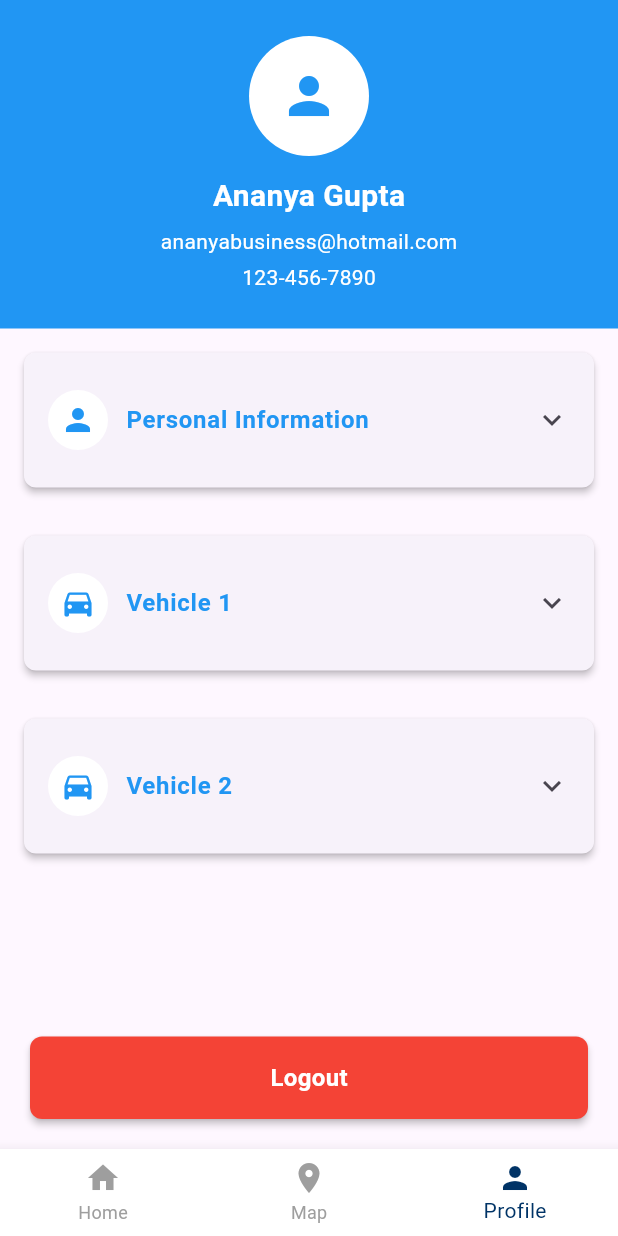
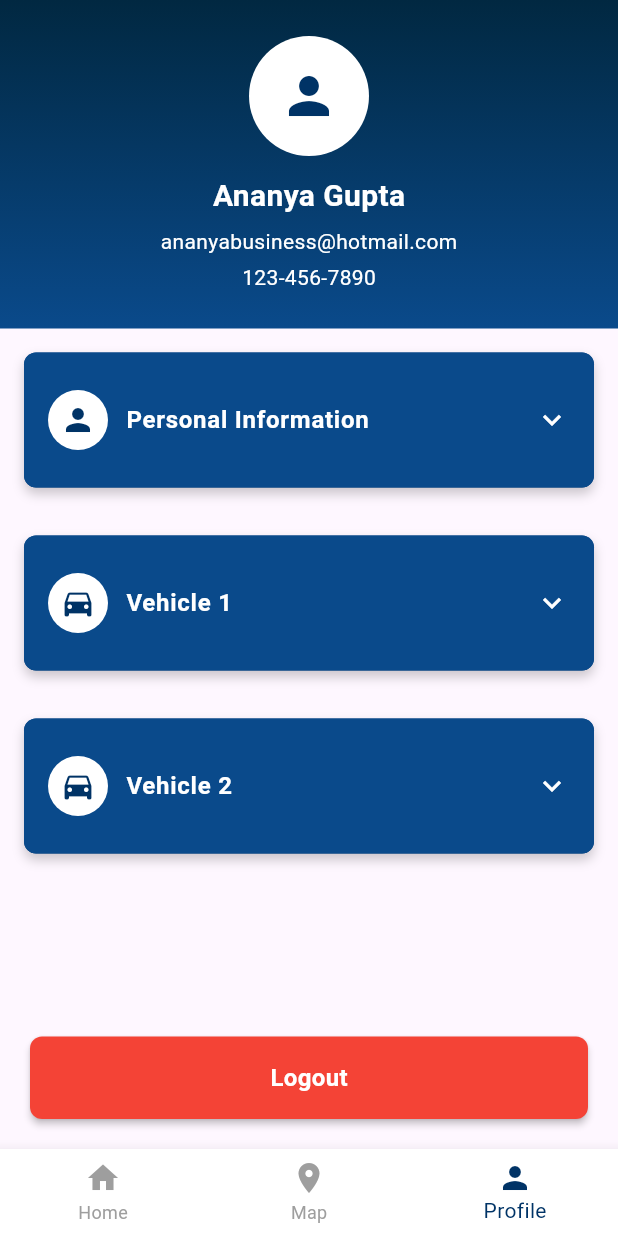
Before and after one commit to Ananypratap007/SOBA_Spring2025, a Flutter app: the ProfileScreen screen opened by its route, on a phone screen of 412 x 824 dp. Run offline on Flutter 3.47's test engine with Material 3 defaults, Android fonts, the light colour scheme and no system bars; our stand-ins replace camera, cloud_firestore, firebase_auth, firebase_core, firebase_storage, flutter_map and 3 more; missing offline and left inert: firebase_auth_platform_interface; accounts and stored records are empty.

Commit message:
polishing pages

```diff
--- a/soba_app/lib/profile/profile_screen.dart
+++ b/soba_app/lib/profile/profile_screen.dart
@@ -21,18 +21,18 @@ class _ProfileScreenState extends State<ProfileScreen> {
   @override
   Widget build(BuildContext context) {
     return Scaffold(
-      body: SafeArea(
-        child: Column(
-          children: [
-            // Wrap the scrollable content in Expanded so it takes up available space.
-            Expanded(
-              child: SingleChildScrollView(
-                child: Column(
+      body: Column( // Remove SafeArea here
         children: [
           // Top Profile Header
           Container(
             width: double.infinity,
-                      color: Colors.blue,
+            decoration: const BoxDecoration(
+              gradient: LinearGradient(
+                colors: [Color.fromARGB(255, 1, 40, 65), Color.fromARGB(255, 10, 74, 139)], // Gradient colors
+                begin: Alignment.topCenter,
+                end: Alignment.bottomCenter,
+              ),
+            ),
             padding: const EdgeInsets.symmetric(
               vertical: 24.0,
               horizontal: 16.0,
@@ -45,7 +45,7 @@ class _ProfileScreenState extends State<ProfileScreen> {
                   child: Icon(
                     Icons.person,
                     size: 40,
-                              color: Colors.blue,
+                    color: const Color(0xFF003366),
                   ),
                 ),
                 const SizedBox(height: 12),
@@ -76,7 +76,11 @@ class _ProfileScreenState extends State<ProfileScreen> {
               ],
             ),
           ),
-
+          Expanded(
+            child: SafeArea( // Wrap only the scrollable content in SafeArea
+              child: SingleChildScrollView(
+                child: Column(
+                  children: [
                     // Personal Information Card (Expandable)
                     _buildExpandableInfoCard(
                       icon: Icons.person,
@@ -121,7 +125,7 @@ class _ProfileScreenState extends State<ProfileScreen> {
                 ),
               ),
             ),
-
+          ),
           // Logout Button at the very bottom
           Padding(
             padding: const EdgeInsets.all(16.0),
@@ -164,7 +168,6 @@ class _ProfileScreenState extends State<ProfileScreen> {
           ),
         ],
       ),
-      ),
     );
   }
 
@@ -180,20 +183,35 @@ class _ProfileScreenState extends State<ProfileScreen> {
       shape: RoundedRectangleBorder(
         borderRadius: BorderRadius.circular(8),
       ),
-      elevation: 2,
+      elevation: 0, // Remove default elevation
+      color: const Color.fromARGB(255, 10, 74, 139), // Updated card color
+      child: Container(
+        decoration: BoxDecoration(
+          color: const Color.fromARGB(255, 10, 74, 139), // Match card color
+          borderRadius: BorderRadius.circular(8),
+          boxShadow: [
+            BoxShadow(
+              color: Colors.black.withOpacity(0.2), // Shadow color
+              blurRadius: 6, // Blur radius
+              offset: const Offset(0, 4), // Offset for shadow
+            ),
+          ],
+        ),
         child: ExpansionTile(
           tilePadding: const EdgeInsets.all(16),
+          iconColor: Colors.white, // Set arrow icon color when expanded
+          collapsedIconColor: Colors.white, // Set arrow icon color when collapsed
           title: Row(
             children: [
               CircleAvatar(
                 backgroundColor: Colors.white,
-              child: Icon(icon, color: Colors.blue),
+                child: Icon(icon, color: const Color(0xFF003366)), // Icon color
               ),
               const SizedBox(width: 12),
               Text(
                 title,
                 style: const TextStyle(
-                color: Colors.blue,
+                  color: Colors.white, // Set text color to white
                   fontSize: 16,
                   fontWeight: FontWeight.bold,
                 ),
@@ -217,7 +235,7 @@ class _ProfileScreenState extends State<ProfileScreen> {
                         style: const TextStyle(
                           fontSize: 16,
                           fontWeight: FontWeight.bold,
-                        color: Colors.blue,
+                          color: Colors.white, // Set subheading text color to white
                         ),
                       ),
                     ),
@@ -240,15 +258,24 @@ class _ProfileScreenState extends State<ProfileScreen> {
                         '${detail.label}:',
                         style: const TextStyle(
                           fontWeight: FontWeight.bold,
+                          color: Colors.white, // Set label text color to white
                         ),
                       ),
                     ),
-                  Expanded(child: Text(detail.value)),
+                    Expanded(
+                      child: Text(
+                        detail.value,
+                        style: const TextStyle(
+                          color: Colors.white, // Set value text color to white
+                        ),
+                      ),
+                    ),
                   ],
                 ),
               );
             }
           }).toList(),
+        ),
       ),
     );
   }
```
Also changed, not shown: soba_app/lib/checkin/checkin_screen.dart (+7 -7 lines), soba_app/lib/home/home_screen.dart (+26 -6 lines), soba_app/lib/home/visit_screen.dart (+4 -4 lines), soba_app/lib/map/map_screen.dart (+19 -3 lines). Lines whose indentation alone changed are shown as unchanged.
